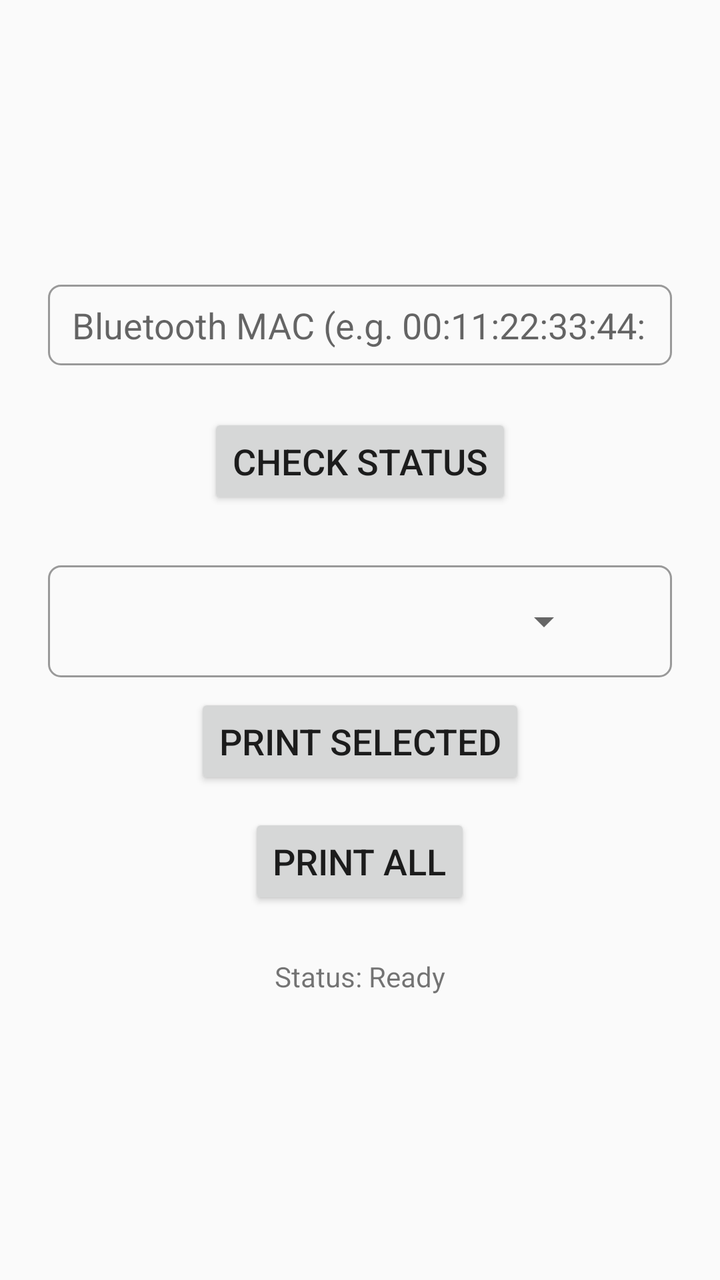
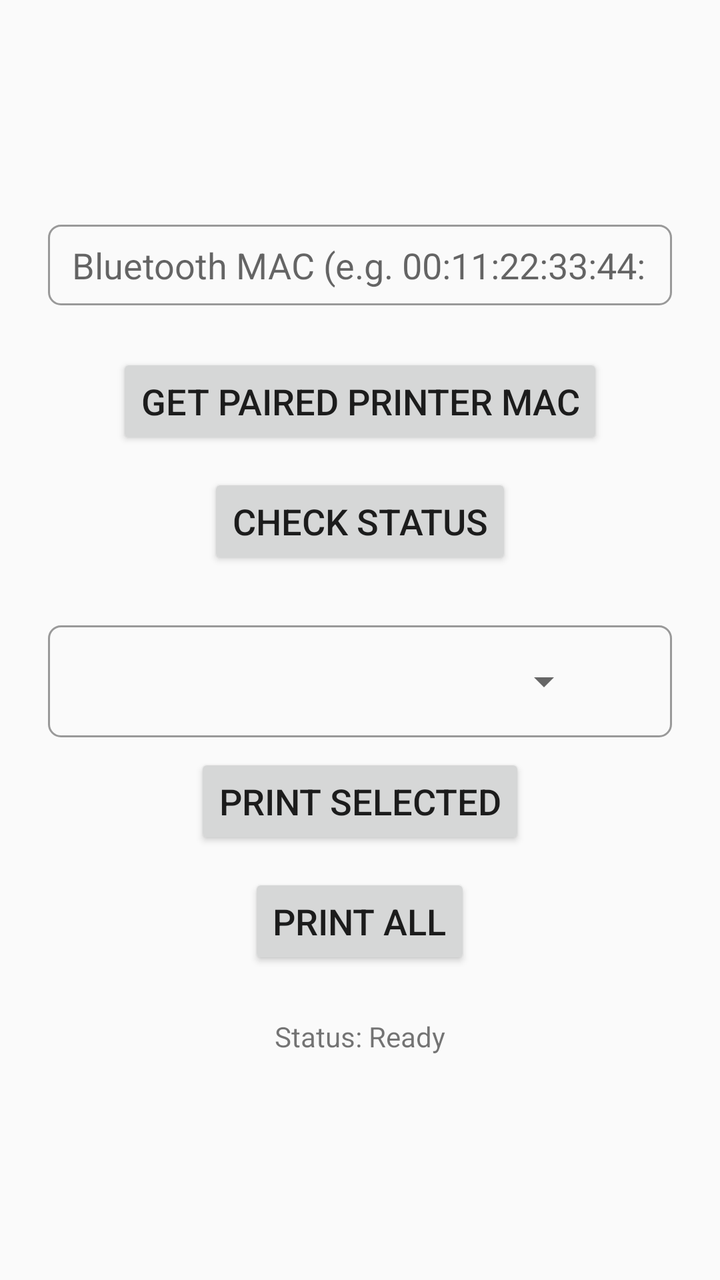

The first picture is an Android layout as it rendered before a commit; the second is the same layout after the commit. The layout source and the unified diff follow.
<!-- AndroidManifest.xml: activity theme Theme.PrintingGarbled -->
<!-- res/layout/activity_main.xml -->
<?xml version="1.0" encoding="utf-8"?>
<LinearLayout xmlns:android="http://schemas.android.com/apk/res/android"
    android:layout_width="match_parent"
    android:layout_height="match_parent"
    android:gravity="center"
    android:orientation="vertical"
    android:padding="24dp">

    <EditText
        android:id="@+id/etBluetoothAddress"
        android:layout_width="match_parent"
        android:layout_height="wrap_content"
        android:hint="Bluetooth MAC (e.g. 00:11:22:33:44:55)"
        android:inputType="text"
        android:background="@drawable/border"
        android:layout_marginBottom="24dp" />

    <Button
        android:id="@+id/btnCheckStatus"
        android:layout_width="wrap_content"
        android:layout_height="wrap_content"
        android:text="Check Status"
        android:textSize="18sp"
        android:layout_marginBottom="12dp" />

    <Spinner
        android:id="@+id/spinnerPdf"
        android:layout_width="match_parent"
        android:layout_height="56dp"
        android:background="@drawable/spinner_border"
        android:layout_marginTop="16dp"
        android:layout_marginBottom="8dp" />

    <Button
        android:id="@+id/btnPrintSelected"
        android:layout_width="wrap_content"
        android:layout_height="wrap_content"
        android:text="Print Selected"
        android:textSize="18sp"
        android:layout_marginBottom="12dp" />

    <Button
        android:id="@+id/btnPrint"
        android:layout_width="wrap_content"
        android:layout_height="wrap_content"
        android:text="Print All"
        android:textSize="18sp"
        android:layout_marginBottom="24dp" />

    <TextView
        android:id="@+id/tvStatus"
        android:layout_width="match_parent"
        android:layout_height="wrap_content"
        android:text="Status: Ready"
        android:textSize="14sp"
        android:gravity="center" />

</LinearLayout>
<!-- resources referenced by this layout -->
<resources>
  <!-- drawable border (drawable) -->
  <?xml version="1.0" encoding="utf-8"?>
  <shape xmlns:android="http://schemas.android.com/apk/res/android"
      android:shape="rectangle">
      <stroke
          android:width="1dp"
          android:color="#999999" />
      <corners android:radius="6dp" />
      <padding
          android:left="12dp"
          android:top="8dp"
          android:right="12dp"
          android:bottom="8dp" />
  </shape>
  <!-- drawable spinner_border (drawable) -->
  <?xml version="1.0" encoding="utf-8"?>
  <layer-list xmlns:android="http://schemas.android.com/apk/res/android">
  
      
      <item>
          <shape android:shape="rectangle">
              <stroke
                  android:width="1dp"
                  android:color="#999999" />
              <corners android:radius="6dp" />
              <padding
                  android:left="12dp"
                  android:top="8dp"
                  android:right="40dp"
                  android:bottom="8dp" />
          </shape>
      </item>
  
      
      <item
          android:width="24dp"
          android:height="24dp"
          android:gravity="center_vertical|end"
          android:right="12dp"
          android:drawable="@drawable/ic_arrow_down" />
  
  </layer-list>
  <style name="Theme.PrintingGarbled" parent="android:Theme.Material.Light.NoActionBar" />
  <!-- drawable ic_arrow_down (drawable) -->
  <?xml version="1.0" encoding="utf-8"?>
  <vector xmlns:android="http://schemas.android.com/apk/res/android"
      android:width="24dp"
      android:height="24dp"
      android:viewportWidth="24"
      android:viewportHeight="24">
      <path
          android:fillColor="#666666"
          android:pathData="M7,10l5,5l5,-5z" />
  </vector>
</resources>

<!-- the commit's change to res/layout/activity_main.xml (unified diff, before → after) -->
@@ -14,6 +14,14 @@
         android:inputType="text"
         android:background="@drawable/border"
         android:layout_marginBottom="24dp" />
+
+    <Button
+        android:id="@+id/btnGetMac"
+        android:layout_width="wrap_content"
+        android:layout_height="wrap_content"
+        android:text="Get Paired Printer MAC"
+        android:textSize="18sp"
+        android:layout_marginBottom="12dp" />
 
     <Button
         android:id="@+id/btnCheckStatus"
